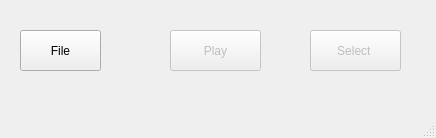
This is Test 1/mainwindow.ui in tonton96/Object-tracking as Qt 5 draws it before an edit. The edited form follows.
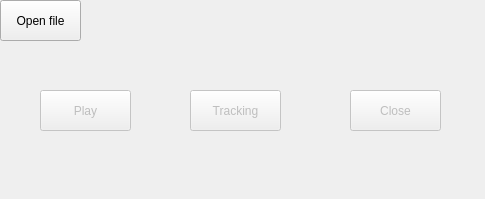
This is the edited form.

The edit to the form file:
```diff
--- a/Test 1/mainwindow.ui
+++ b/Test 1/mainwindow.ui
@@ -6,8 +6,8 @@
    <rect>
     <x>0</x>
     <y>0</y>
-    <width>436</width>
-    <height>138</height>
+    <width>485</width>
+    <height>199</height>
    </rect>
   </property>
   <property name="windowTitle">
@@ -30,14 +30,14 @@
    <widget class="QPushButton" name="btnSelectFile">
     <property name="geometry">
      <rect>
-      <x>20</x>
-      <y>30</y>
+      <x>0</x>
+      <y>0</y>
       <width>81</width>
       <height>41</height>
      </rect>
     </property>
     <property name="text">
-     <string>File</string>
+     <string>Open file</string>
     </property>
    </widget>
    <widget class="QPushButton" name="btnPlay">
@@ -46,8 +46,8 @@
     </property>
     <property name="geometry">
      <rect>
-      <x>170</x>
-      <y>30</y>
+      <x>40</x>
+      <y>90</y>
       <width>91</width>
       <height>41</height>
      </rect>
@@ -59,9 +59,9 @@
    <widget class="QLabel" name="lblName">
     <property name="geometry">
      <rect>
-      <x>20</x>
-      <y>80</y>
-      <width>401</width>
+      <x>100</x>
+      <y>10</y>
+      <width>381</width>
       <height>31</height>
      </rect>
     </property>
@@ -75,18 +75,33 @@
     </property>
     <property name="geometry">
      <rect>
-      <x>310</x>
-      <y>30</y>
+      <x>190</x>
+      <y>90</y>
       <width>91</width>
       <height>41</height>
      </rect>
     </property>
     <property name="text">
-     <string>Select </string>
+     <string>Tracking</string>
+    </property>
+   </widget>
+   <widget class="QPushButton" name="btnClose">
+    <property name="enabled">
+     <bool>false</bool>
+    </property>
+    <property name="geometry">
+     <rect>
+      <x>350</x>
+      <y>90</y>
+      <width>91</width>
+      <height>41</height>
+     </rect>
+    </property>
+    <property name="text">
+     <string>Close</string>
     </property>
    </widget>
   </widget>
-  <widget class="QStatusBar" name="statusbar"/>
  </widget>
  <resources/>
  <connections/>
```
